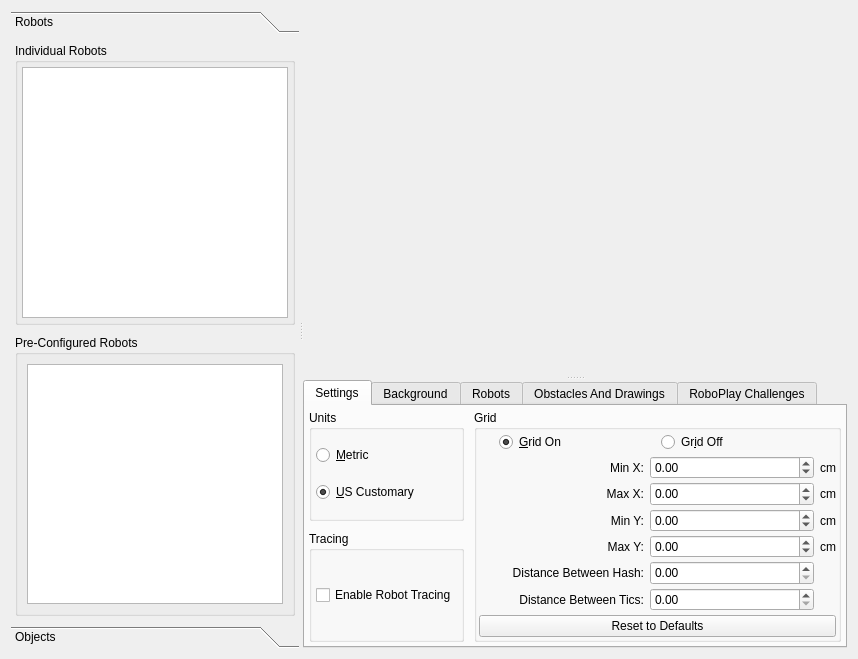
This is forms/robosimwidget.ui in gucwakj/RoboSim as Qt 5 draws it before an edit. The edited form follows.
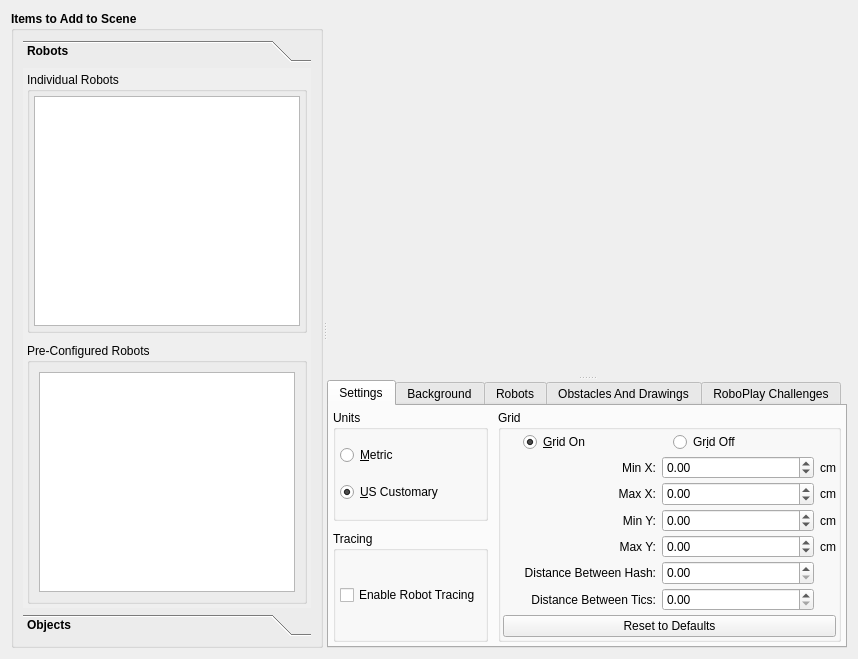
This is the edited form. The open tabs and pages were chosen to show the change. Custom widgets are drawn as their Qt base class.

Commit message: make left side consistent in widget layout

```diff
--- a/forms/robosimwidget.ui
+++ b/forms/robosimwidget.ui
@@ -25,6 +25,19 @@
         <enum>QLayout::SetDefaultConstraint</enum>
        </property>
        <item>
+        <widget class="QGroupBox" name="add_group">
+         <property name="font">
+          <font>
+           <weight>75</weight>
+           <italic>false</italic>
+           <bold>true</bold>
+          </font>
+         </property>
+         <property name="title">
+          <string>Items to Add to Scene</string>
+         </property>
+         <layout class="QVBoxLayout" name="verticalLayout_15">
+          <item>
         <widget class="QToolBox" name="toolBox_config">
          <property name="minimumSize">
           <size>
@@ -49,10 +62,16 @@
            <rect>
             <x>0</x>
             <y>0</y>
-            <width>151</width>
-            <height>242</height>
-           </rect>
-          </property>
+               <width>260</width>
+               <height>539</height>
+              </rect>
+             </property>
+             <property name="font">
+              <font>
+               <weight>75</weight>
+               <bold>true</bold>
+              </font>
+             </property>
           <attribute name="label">
            <string>Robots</string>
           </attribute>
@@ -74,6 +93,12 @@
            </property>
            <item>
             <widget class="QGroupBox" name="group_robots">
+                <property name="font">
+                 <font>
+                  <weight>50</weight>
+                  <bold>false</bold>
+                 </font>
+                </property>
              <property name="toolTip">
               <string>Robots for the Scene</string>
              </property>
@@ -189,6 +214,12 @@
            </item>
            <item>
             <widget class="QGroupBox" name="group_preconfig">
+                <property name="font">
+                 <font>
+                  <weight>50</weight>
+                  <bold>false</bold>
+                 </font>
+                </property>
              <property name="toolTip">
               <string>Pre-Configured Robots for the Scene</string>
              </property>
@@ -543,6 +574,9 @@
            </item>
           </layout>
          </widget>
+           </widget>
+          </item>
+         </layout>
         </widget>
        </item>
       </layout>
```
Left out of the diff: 28 changed lines with no effect on the pictures. Lines whose indentation alone changed are shown as unchanged. The commit also changes 1 other file.
